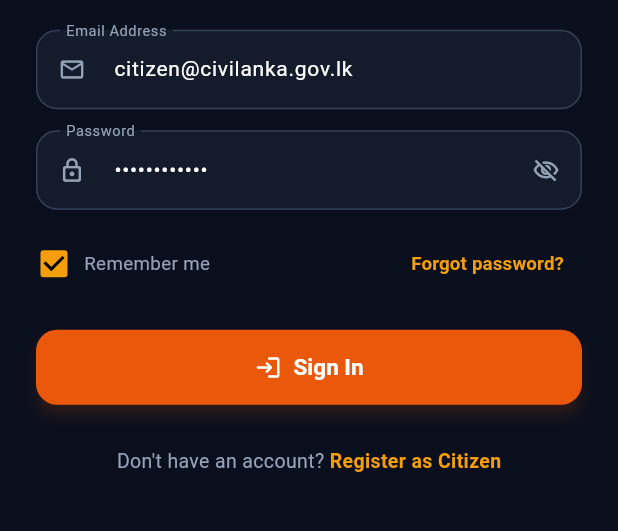
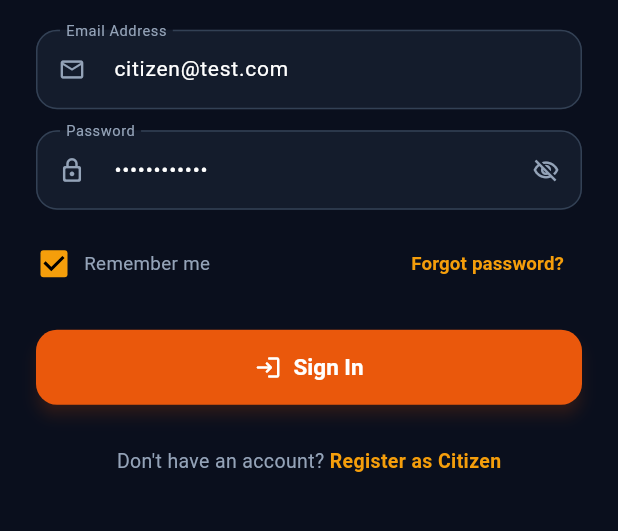
Before and after one commit to Dasun-Git-2003/CiviLanka-AI, a Flutter app: the screen it shows after launch, after a tap on "සිංහල", after a tap on "English", after a tap on "Sign In", on a phone screen of 412 x 824 dp, the part 613-1144 px from its top. Run offline on Flutter 3.47's test engine with Material 3 defaults, Android fonts, the phone set to English and light mode, and no system bars; our stand-ins replace cached_network_image, dio, flutter_map, flutter_secure_storage, geolocator, image_picker and 1 more; accounts and stored records are empty; network calls fail.

Commit message:
fix(auth): update seeded demo passwords to Director123! matching backend database

```diff
--- a/CiviLanka.App/lib/screens/auth/login_screen.dart
+++ b/CiviLanka.App/lib/screens/auth/login_screen.dart
@@ -13,8 +13,8 @@
 
 class _LoginScreenState extends State<LoginScreen> {
   final _formKey = GlobalKey<FormState>();
-  final _emailController = TextEditingController(text: 'citizen@civilanka.gov.lk');
-  final _passwordController = TextEditingController(text: 'Password123!');
+  final _emailController = TextEditingController(text: 'citizen@test.com');
+  final _passwordController = TextEditingController(text: 'Director123!');
   bool _obscurePassword = true;
   bool _rememberMe = true;
   bool _loading = false;
@@ -24,32 +24,32 @@
   final List<Map<String, dynamic>> _demoRoles = [
     {
       'role': 'Citizen',
-      'email': 'citizen@civilanka.gov.lk',
-      'password': 'Password123!',
+      'email': 'citizen@test.com',
+      'password': 'Director123!',
       'icon': Icons.person_outline_rounded,
       'badge': 'CIVILIAN',
       'color': AppColors.primary,
     },
     {
       'role': 'Field Worker',
-      'email': 'fieldworker@civilanka.gov.lk',
-      'password': 'Password123!',
+      'email': 'fieldworker@test.com',
+      'password': 'Director123!',
       'icon': Icons.engineering_outlined,
       'badge': 'FIELD OPS',
       'color': AppColors.teal,
     },
     {
       'role': 'Supervisor',
-      'email': 'supervisor@civilanka.gov.lk',
-      'password': 'Password123!',
+      'email': 'supervisor@test.com',
+      'password': 'Director123!',
       'icon': Icons.supervisor_account_outlined,
       'badge': 'TRIAGE & BOQ',
       'color': AppColors.warning,
     },
     {
       'role': 'Director',
-      'email': 'director@civilanka.gov.lk',
-      'password': 'Password123!',
+      'email': 'director@test.com',
+      'password': 'Director123!',
       'icon': Icons.admin_panel_settings_outlined,
       'badge': 'GOVERNANCE',
       'color': AppColors.purple,
```
